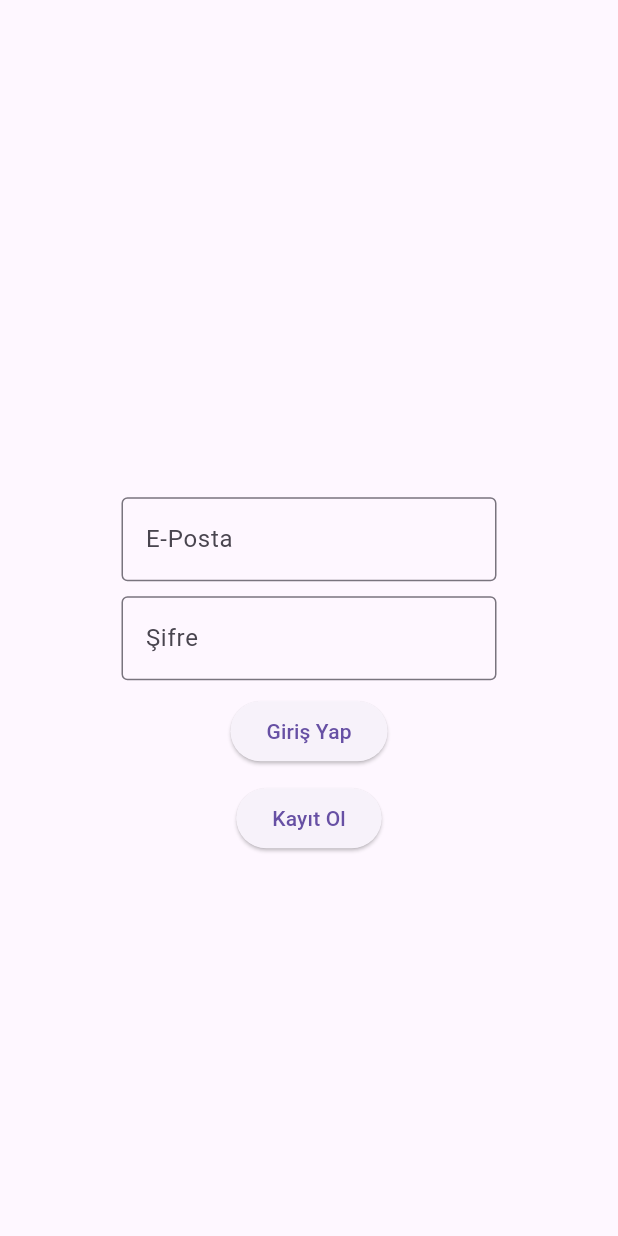
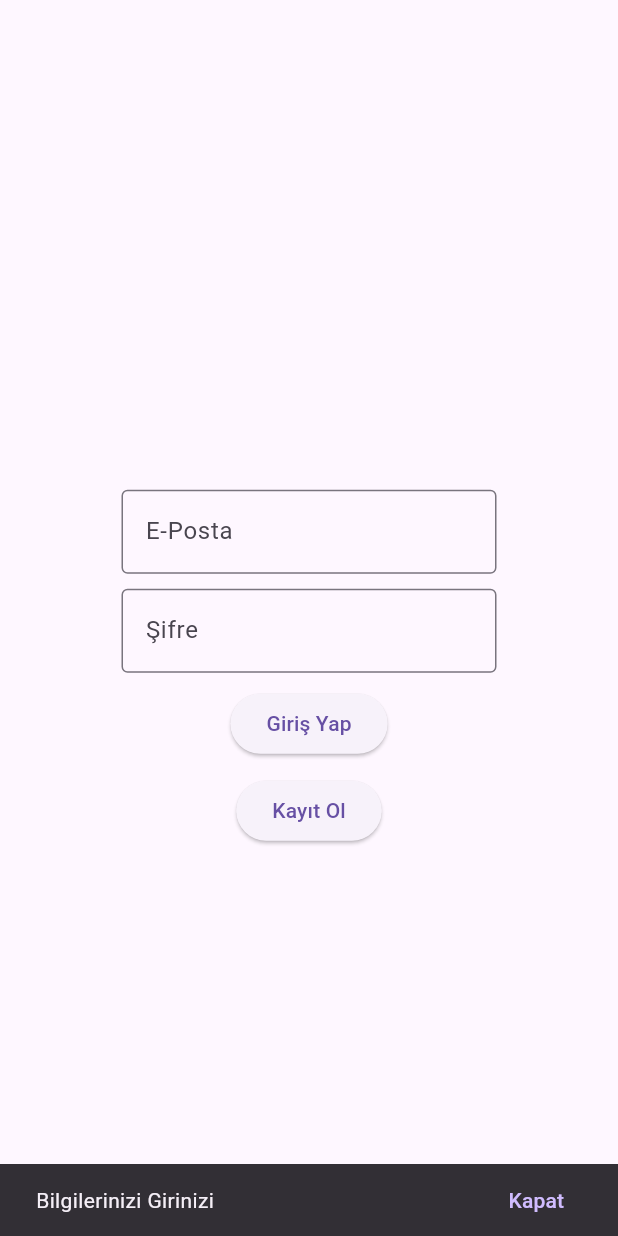
Before and after one commit to bugrakasapoglu/FitnessAsistan, a Flutter app: the LoginScreen screen opened by its route, after a tap on "Giriş Yap", on a phone screen of 412 x 824 dp. Run offline on Flutter 3.47's test engine with Material 3 defaults, Android fonts, the phone set to English and light mode, and no system bars; our stand-ins replace go_router, lottie; missing offline and left inert: dotlottie_loader.

Commit message:
Login ve Register ekranlarına düzenleme yapıldı.

```diff
--- a/lib/screens/login_screen.dart
+++ b/lib/screens/login_screen.dart
@@ -9,6 +9,26 @@ class LoginScreen extends StatefulWidget {
 }
 
 class _LoginScreenState extends State<LoginScreen> {
+
+  TextEditingController epostaYonetici = TextEditingController();
+  TextEditingController sifreYonetici = TextEditingController();
+
+
+  girisYap() {
+   if (epostaYonetici.text.isEmpty) {
+    ScaffoldMessenger.of(context).showSnackBar(
+      SnackBar(
+        content: Text("Bilgilerinizi Girinizi"),
+        action: SnackBarAction(label: "Kapat", onPressed: () {}),
+
+        ),
+      );
+    }
+   }
+
+
+
+
    @override
    Widget build(BuildContext context) {
     return Scaffold(
@@ -26,6 +46,7 @@ class _LoginScreenState extends State<LoginScreen> {
                     child: Text(""),
                   ),
                   TextField(
+                    controller: epostaYonetici,
                     decoration: InputDecoration(
                     hintText: "E-Posta",
                    // helper: Text("E-Postanızı Giriniz"),
@@ -35,6 +56,7 @@ class _LoginScreenState extends State<LoginScreen> {
                   SizedBox(height: 10),
                   TextField(
                     obscureText: true,
+                    controller: sifreYonetici,
                     decoration: InputDecoration(
                     hintText: "Şifre",
                    // helper: Text("Şifrenizi Giriniz"),
@@ -42,15 +64,19 @@ class _LoginScreenState extends State<LoginScreen> {
                     ),
                   ),
                   SizedBox(height: 10),
-                  ElevatedButton(onPressed: () {}, child: const Text("Giriş Yap"),
+                  ElevatedButton(
+                  onPressed:girisYap,
+                  child: const Text("Giriş Yap"),
                   ),
                   SizedBox(height: 10),
                   ElevatedButton(
                     onPressed: () {
-                      context.push("/register");
+                      context.pushReplacement("/register");
                     },
                     child: const Text("Kayıt Ol"),
                   ),
+                    SizedBox(height: 10),
+
 
                 ],
                 ),
--- a/lib/screens/register_screen.dart
+++ b/lib/screens/register_screen.dart
@@ -56,6 +56,11 @@ class _RegisterScreenState extends State<RegisterScreen> {
                     SizedBox(height: 10),
                     ElevatedButton(
                       onPressed: () {},
+                      child: const Text("Giriş Yap"),
+                    ),
+                    SizedBox(height: 10),
+                    ElevatedButton(
+                      onPressed: () {},
                       child: const Text("Kayıt Ol"),
                     ),
                   ],
```
